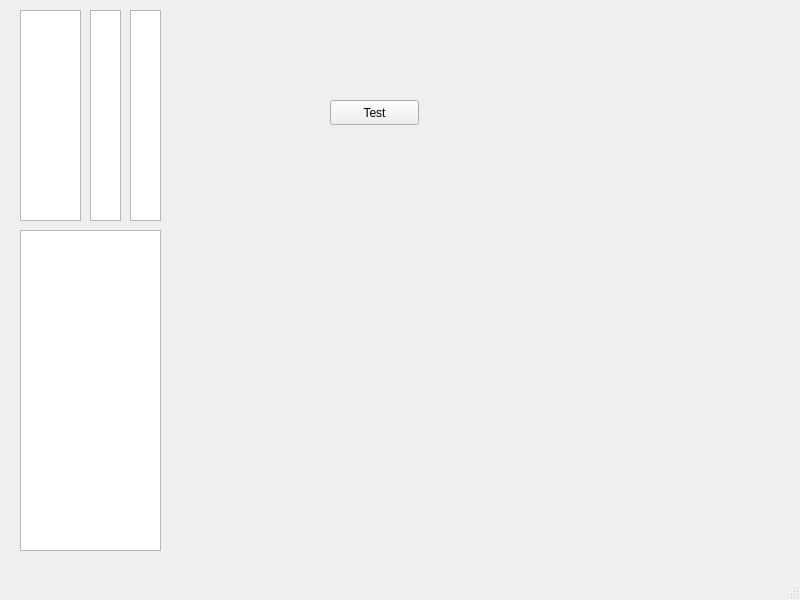
Above: gui/main.ui from adareau/HAL before the change. Below: the same form after it.
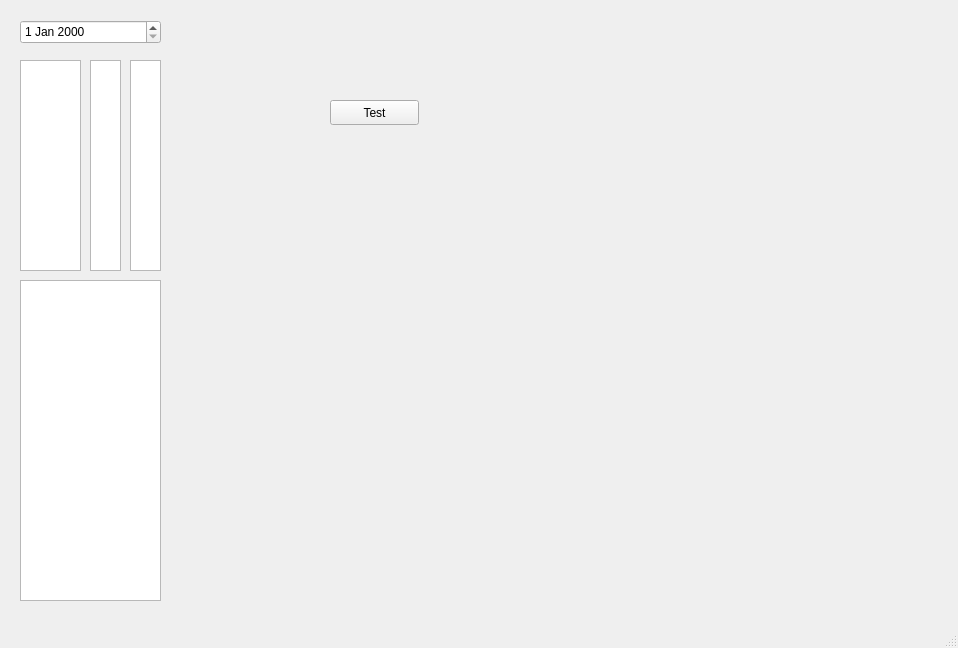
That is the form after the change.

```diff
--- a/gui/main.ui
+++ b/gui/main.ui
@@ -6,8 +6,8 @@
    <rect>
     <x>0</x>
     <y>0</y>
-    <width>800</width>
-    <height>600</height>
+    <width>958</width>
+    <height>648</height>
    </rect>
   </property>
   <property name="windowTitle">
@@ -31,7 +31,7 @@
     <property name="geometry">
      <rect>
       <x>20</x>
-      <y>10</y>
+      <y>60</y>
       <width>61</width>
       <height>211</height>
      </rect>
@@ -41,7 +41,7 @@
     <property name="geometry">
      <rect>
       <x>90</x>
-      <y>10</y>
+      <y>60</y>
       <width>31</width>
       <height>211</height>
      </rect>
@@ -51,7 +51,7 @@
     <property name="geometry">
      <rect>
       <x>130</x>
-      <y>10</y>
+      <y>60</y>
       <width>31</width>
       <height>211</height>
      </rect>
@@ -61,12 +61,22 @@
     <property name="geometry">
      <rect>
       <x>20</x>
-      <y>230</y>
+      <y>280</y>
       <width>141</width>
       <height>321</height>
      </rect>
     </property>
    </widget>
+   <widget class="QDateEdit" name="dateEdit">
+    <property name="geometry">
+     <rect>
+      <x>20</x>
+      <y>20</y>
+      <width>141</width>
+      <height>24</height>
+     </rect>
+    </property>
+   </widget>
   </widget>
   <widget class="QMenuBar" name="menubar">
    <property name="geometry">
```
Left out of the diff: 2 changed lines with no effect on the pictures.
